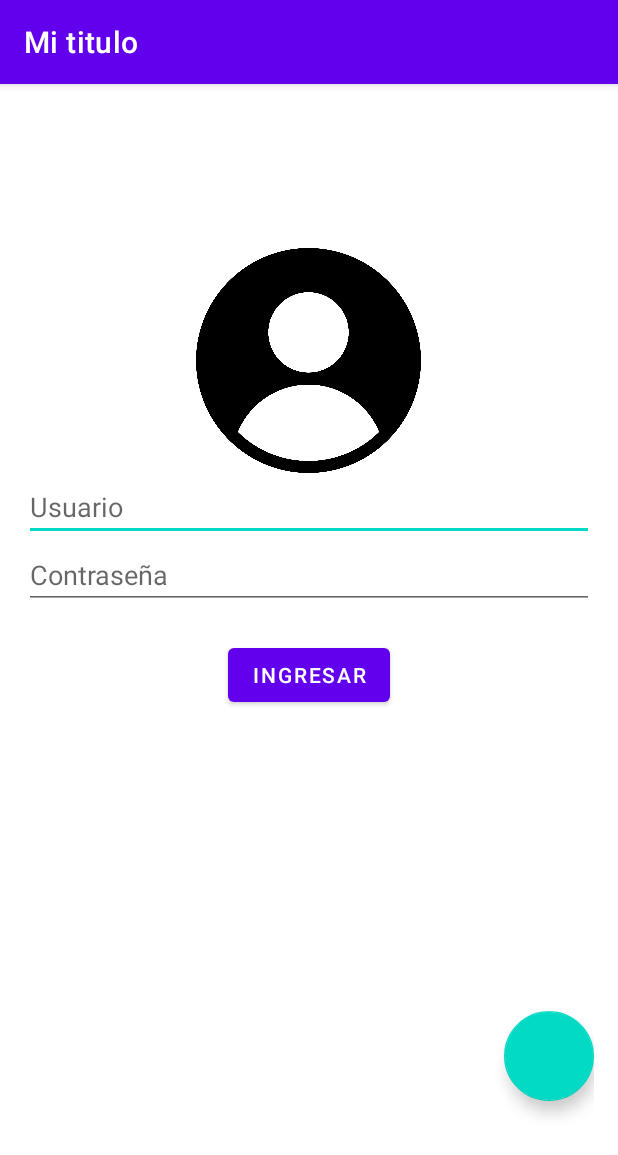
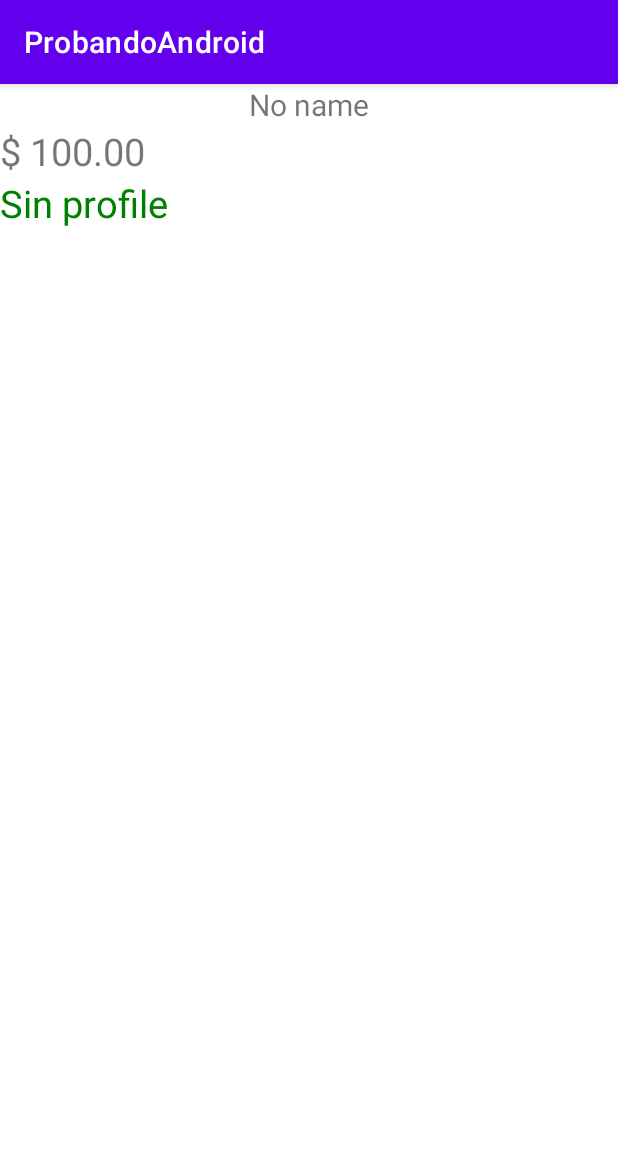
Before and after one commit to Pablo592/TecnologiasMoviles, an Android app: the screen it shows after launch (MainActivity before the commit, ActivityNuevo after it), on a phone screen of 412 x 824 dp. Shown: the top 1155 px of the screen. Run offline under Robolectric (Android 15) with nearby library versions, the phone set to English and light mode, and no system bars.

Commit message:
probando cosas
Signed-off-by: Pablo592 <pgaido524@alumnos.iua.edu.ar>

```diff
--- a/AndroidStudioProjects/ProbandoAndroid/app/src/main/AndroidManifest.xml
+++ b/AndroidStudioProjects/ProbandoAndroid/app/src/main/AndroidManifest.xml
@@ -14,7 +14,11 @@
         android:theme="@style/Theme.ProbandoAndroid"
         tools:targetApi="31">
         <activity
-            android:name=".MainActivity"
+            android:name=".MainActivity">
+
+        </activity>
+
+        <activity android:name=".ActivityNuevo"
             android:exported="true">
             <intent-filter>
                 <action android:name="android.intent.action.MAIN" />
--- /dev/null
+++ b/AndroidStudioProjects/ProbandoAndroid/app/src/main/java/com/example/persistence/User.kt
@@ -0,0 +1,7 @@
+package com.example.persistence
+
+class User(id: Int, name: String, profile: String?) {
+    val id: Long = 0
+     val name: String? = "No name"
+    var profile: String? = null
+ }
--- /dev/null
+++ b/AndroidStudioProjects/ProbandoAndroid/app/src/main/java/com/example/probandoandroid/ActivityNuevo.kt
@@ -0,0 +1,45 @@
+package com.example.probandoandroid
+
+import android.os.Bundle
+import android.view.Gravity
+import android.widget.TextView
+import com.example.utils.shouldChangeWater
+import androidx.appcompat.app.AppCompatActivity
+import com.example.persistence.User
+import com.example.utils.formatPrice
+
+class ActivityNuevo: AppCompatActivity() { //Con AppCompatActivity() indico que es un activity
+
+    private lateinit var textView1 : TextView // "lateinit" quiere decir que tengo una inicializacion tardia,
+
+    override fun onCreate(savedInstanceState: Bundle?) {// Con Bundle? quiere decir que opcionalmente puede haber un estado guardado
+        super.onCreate(savedInstanceState)
+        setContentView(R.layout.activity_layoutnuevo)
+        textView1 = findViewById(R.id.textoview)
+
+        textView1.text = if(shouldChangeWater(day ="Monday", temperature = 20, dirty = 50)){
+            "Cambiar agua"
+        }else{
+            "No cambiar el agua"
+        }
+
+        findViewById<TextView>(R.id.textoview2).text = "100".formatPrice()
+
+        val user1 : User = User(id = 12345,name = "Nico",profile = null)
+
+      //  user1.profile = "admin"
+
+        user1.profile?.let {                                     //Con la funcion "let" me aseguro que profile tenga un valor cargado
+            it ->
+            findViewById<TextView>(R.id.textoview3).text = it    // it representa el valor de profile
+        } ?: run {
+            findViewById<TextView>(R.id.textoview3).text = "Sin profile"    // Esto es en caso que profile sea nulo
+        }
+
+        with(textView1){
+            this.text = user1.name
+            this.gravity = Gravity.CENTER
+            this.textSize = 20F
+        }
+    }
+}
--- /dev/null
+++ b/AndroidStudioProjects/ProbandoAndroid/app/src/main/java/com/example/utils/Utilsfunction.kt
@@ -0,0 +1,13 @@
+package com.example.utils
+
+fun shouldChangeWater(day: String, temperature: Int, dirty: Int = 20):Boolean { //Parametros de la funcion
+    return when {
+        temperature > 30 -> true
+        dirty > 30 -> true
+        day == "Sunday" -> true
+        else -> false
+    }
+}
+
+//Extension function
+fun String.formatPrice() = "$ $this.00"
--- /dev/null
+++ b/AndroidStudioProjects/ProbandoAndroid/app/src/main/res/layout/activity_layoutnuevo.xml
@@ -0,0 +1,38 @@
+<?xml version="1.0" encoding="utf-8"?>
+<androidx.constraintlayout.widget.ConstraintLayout xmlns:android="http://schemas.android.com/apk/res/android"
+    xmlns:tools="http://schemas.android.com/tools"
+    android:layout_width="match_parent"
+    android:layout_height="match_parent"
+    xmlns:app="http://schemas.android.com/apk/res-auto">
+
+    <TextView
+        android:id="@+id/textoview"
+        android:layout_width="match_parent"
+        android:layout_height="wrap_content"
+        app:layout_constraintStart_toStartOf="parent"
+        app:layout_constraintTop_toTopOf="parent"
+        tools:text="@string/unTexto"
+        />
+
+    <TextView
+        android:id="@+id/textoview2"
+        android:layout_width="match_parent"
+        android:layout_height="wrap_content"
+        android:textSize="25sp"
+        app:layout_constraintStart_toStartOf="parent"
+        app:layout_constraintTop_toBottomOf="@+id/textoview"
+        tools:text="@string/unTexto"
+        />
+
+    <TextView
+        android:id="@+id/textoview3"
+        android:layout_width="match_parent"
+        android:layout_height="wrap_content"
+        android:textSize="25sp"
+        android:textColor="@color/green"
+        app:layout_constraintStart_toStartOf="parent"
+        app:layout_constraintTop_toBottomOf="@+id/textoview2"
+        tools:text="@string/unTexto"
+        />
+
+</androidx.constraintlayout.widget.ConstraintLayout>
--- a/AndroidStudioProjects/ProbandoAndroid/app/src/main/res/values/colors.xml
+++ b/AndroidStudioProjects/ProbandoAndroid/app/src/main/res/values/colors.xml
@@ -7,4 +7,5 @@
     <color name="teal_700">#FF018786</color>
     <color name="black">#FF000000</color>
     <color name="white">#FFFFFFFF</color>
+    <color name="green">#008000</color>
 </resources>
--- a/AndroidStudioProjects/ProbandoAndroid/app/src/main/res/values/strings.xml
+++ b/AndroidStudioProjects/ProbandoAndroid/app/src/main/res/values/strings.xml
@@ -4,4 +4,6 @@
     <string name="usuario">Usuario</string>
     <string name="elSnackbar">Soy el snackbar</string>
     <string name="MyTitle">Mi titulo</string>
+    <string name="unTexto">Ejemplo</string>
+
 </resources>
```
Also changed, not shown: 1 other file.
